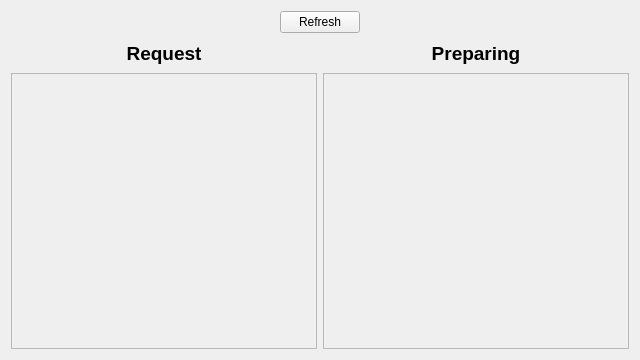
The window that frontend/chef_wid.ui (therealrahulsahu/se_project) describes before a commit, drawn with Qt 5.
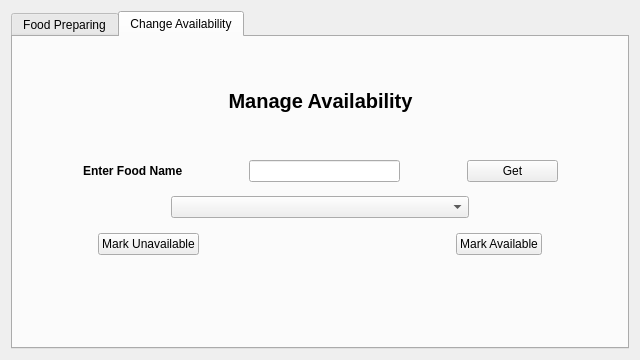
The same window after the commit. The open tabs and pages were chosen to show the change.

Commit message: chef and manager frontend update

```diff
--- a/frontend/chef_wid.ui
+++ b/frontend/chef_wid.ui
@@ -13,9 +13,19 @@
   <property name="windowTitle">
    <string>Form</string>
   </property>
-  <layout class="QVBoxLayout" name="verticalLayout" stretch="2,2,20">
+  <layout class="QVBoxLayout" name="verticalLayout" stretch="0">
    <item>
-    <layout class="QHBoxLayout" name="horizontalLayout_2" stretch="10,2,10">
+    <widget class="QTabWidget" name="tabWidget">
+     <property name="currentIndex">
+      <number>0</number>
+     </property>
+     <widget class="QWidget" name="tab">
+      <attribute name="title">
+       <string>Food Preparing</string>
+      </attribute>
+      <layout class="QVBoxLayout" name="verticalLayout_4" stretch="2,2,20">
+       <item>
+        <layout class="QHBoxLayout" name="horizontalLayout_2" stretch="20,2,2">
      <item>
       <spacer name="horizontalSpacer">
        <property name="orientation">
@@ -52,7 +62,7 @@
     </layout>
    </item>
    <item>
-    <layout class="QHBoxLayout" name="horizontalLayout_3" stretch="1,1">
+        <layout class="QHBoxLayout" name="horizontalLayout_3" stretch="0,1">
      <item>
       <widget class="QLabel" name="label">
        <property name="font">
@@ -101,8 +111,8 @@
          <rect>
           <x>0</x>
           <y>0</y>
-          <width>309</width>
-          <height>279</height>
+              <width>300</width>
+              <height>250</height>
          </rect>
         </property>
         <layout class="QVBoxLayout" name="verticalLayout_2"/>
@@ -110,17 +120,17 @@
       </widget>
      </item>
      <item>
-      <widget class="QScrollArea" name="scroll_preparing">
+          <widget class="QScrollArea" name="scroll_1">
        <property name="widgetResizable">
         <bool>true</bool>
        </property>
-       <widget class="QWidget" name="scrollAreaWidgetContents">
+           <widget class="QWidget" name="scroll_preparing">
         <property name="geometry">
          <rect>
           <x>0</x>
           <y>0</y>
-          <width>309</width>
-          <height>279</height>
+              <width>300</width>
+              <height>250</height>
          </rect>
         </property>
         <layout class="QVBoxLayout" name="verticalLayout_3"/>
@@ -128,6 +138,298 @@
       </widget>
      </item>
     </layout>
+       </item>
+      </layout>
+     </widget>
+     <widget class="QWidget" name="tab_2">
+      <attribute name="title">
+       <string>Change Availability</string>
+      </attribute>
+      <layout class="QVBoxLayout" name="verticalLayout_5" stretch="5,3,5,3,1,3,1,3,10">
+       <item>
+        <spacer name="verticalSpacer">
+         <property name="orientation">
+          <enum>Qt::Vertical</enum>
+         </property>
+         <property name="sizeHint" stdset="0">
+          <size>
+           <width>20</width>
+           <height>40</height>
+          </size>
+         </property>
+        </spacer>
+       </item>
+       <item>
+        <layout class="QHBoxLayout" name="horizontalLayout_6">
+         <item>
+          <spacer name="horizontalSpacer_5">
+           <property name="orientation">
+            <enum>Qt::Horizontal</enum>
+           </property>
+           <property name="sizeHint" stdset="0">
+            <size>
+             <width>40</width>
+             <height>20</height>
+            </size>
+           </property>
+          </spacer>
+         </item>
+         <item>
+          <widget class="QLabel" name="label_4">
+           <property name="font">
+            <font>
+             <pointsize>15</pointsize>
+             <weight>75</weight>
+             <bold>true</bold>
+            </font>
+           </property>
+           <property name="text">
+            <string>Manage Availability</string>
+           </property>
+           <property name="alignment">
+            <set>Qt::AlignCenter</set>
+           </property>
+          </widget>
+         </item>
+         <item>
+          <spacer name="horizontalSpacer_4">
+           <property name="orientation">
+            <enum>Qt::Horizontal</enum>
+           </property>
+           <property name="sizeHint" stdset="0">
+            <size>
+             <width>40</width>
+             <height>20</height>
+            </size>
+           </property>
+          </spacer>
+         </item>
+        </layout>
+       </item>
+       <item>
+        <spacer name="verticalSpacer_2">
+         <property name="orientation">
+          <enum>Qt::Vertical</enum>
+         </property>
+         <property name="sizeHint" stdset="0">
+          <size>
+           <width>20</width>
+           <height>40</height>
+          </size>
+         </property>
+        </spacer>
+       </item>
+       <item>
+        <layout class="QHBoxLayout" name="horizontalLayout_4" stretch="2,3,2,5,2,3,2">
+         <item>
+          <spacer name="horizontalSpacer_6">
+           <property name="orientation">
+            <enum>Qt::Horizontal</enum>
+           </property>
+           <property name="sizeHint" stdset="0">
+            <size>
+             <width>40</width>
+             <height>20</height>
+            </size>
+           </property>
+          </spacer>
+         </item>
+         <item>
+          <widget class="QLabel" name="label_3">
+           <property name="font">
+            <font>
+             <weight>75</weight>
+             <bold>true</bold>
+            </font>
+           </property>
+           <property name="text">
+            <string>Enter Food Name</string>
+           </property>
+          </widget>
+         </item>
+         <item>
+          <spacer name="horizontalSpacer_7">
+           <property name="orientation">
+            <enum>Qt::Horizontal</enum>
+           </property>
+           <property name="sizeHint" stdset="0">
+            <size>
+             <width>40</width>
+             <height>20</height>
+            </size>
+           </property>
+          </spacer>
+         </item>
+         <item>
+          <widget class="QLineEdit" name="le_food_name"/>
+         </item>
+         <item>
+          <spacer name="horizontalSpacer_8">
+           <property name="orientation">
+            <enum>Qt::Horizontal</enum>
+           </property>
+           <property name="sizeHint" stdset="0">
+            <size>
+             <width>40</width>
+             <height>20</height>
+            </size>
+           </property>
+          </spacer>
+         </item>
+         <item>
+          <widget class="QPushButton" name="bt_get_food">
+           <property name="text">
+            <string>Get</string>
+           </property>
+          </widget>
+         </item>
+         <item>
+          <spacer name="horizontalSpacer_9">
+           <property name="orientation">
+            <enum>Qt::Horizontal</enum>
+           </property>
+           <property name="sizeHint" stdset="0">
+            <size>
+             <width>40</width>
+             <height>20</height>
+            </size>
+           </property>
+          </spacer>
+         </item>
+        </layout>
+       </item>
+       <item>
+        <spacer name="verticalSpacer_5">
+         <property name="orientation">
+          <enum>Qt::Vertical</enum>
+         </property>
+         <property name="sizeHint" stdset="0">
+          <size>
+           <width>20</width>
+           <height>40</height>
+          </size>
+         </property>
+        </spacer>
+       </item>
+       <item>
+        <layout class="QHBoxLayout" name="horizontalLayout_5" stretch="5,10,5">
+         <item>
+          <spacer name="horizontalSpacer_11">
+           <property name="orientation">
+            <enum>Qt::Horizontal</enum>
+           </property>
+           <property name="sizeHint" stdset="0">
+            <size>
+             <width>40</width>
+             <height>20</height>
+            </size>
+           </property>
+          </spacer>
+         </item>
+         <item>
+          <widget class="QComboBox" name="cb_get_food"/>
+         </item>
+         <item>
+          <spacer name="horizontalSpacer_10">
+           <property name="orientation">
+            <enum>Qt::Horizontal</enum>
+           </property>
+           <property name="sizeHint" stdset="0">
+            <size>
+             <width>40</width>
+             <height>20</height>
+            </size>
+           </property>
+          </spacer>
+         </item>
+        </layout>
+       </item>
+       <item>
+        <spacer name="verticalSpacer_3">
+         <property name="orientation">
+          <enum>Qt::Vertical</enum>
+         </property>
+         <property name="sizeHint" stdset="0">
+          <size>
+           <width>20</width>
+           <height>40</height>
+          </size>
+         </property>
+        </spacer>
+       </item>
+       <item>
+        <layout class="QHBoxLayout" name="horizontalLayout_7" stretch="3,3,10,3,3">
+         <item>
+          <spacer name="horizontalSpacer_12">
+           <property name="orientation">
+            <enum>Qt::Horizontal</enum>
+           </property>
+           <property name="sizeHint" stdset="0">
+            <size>
+             <width>40</width>
+             <height>20</height>
+            </size>
+           </property>
+          </spacer>
+         </item>
+         <item>
+          <widget class="QPushButton" name="bt_mark_unava">
+           <property name="text">
+            <string>Mark Unavailable</string>
+           </property>
+          </widget>
+         </item>
+         <item>
+          <spacer name="horizontalSpacer_13">
+           <property name="orientation">
+            <enum>Qt::Horizontal</enum>
+           </property>
+           <property name="sizeHint" stdset="0">
+            <size>
+             <width>40</width>
+             <height>20</height>
+            </size>
+           </property>
+          </spacer>
+         </item>
+         <item>
+          <widget class="QPushButton" name="bt_mark_ava">
+           <property name="text">
+            <string>Mark Available</string>
+           </property>
+          </widget>
+         </item>
+         <item>
+          <spacer name="horizontalSpacer_14">
+           <property name="orientation">
+            <enum>Qt::Horizontal</enum>
+           </property>
+           <property name="sizeHint" stdset="0">
+            <size>
+             <width>40</width>
+             <height>20</height>
+            </size>
+           </property>
+          </spacer>
+         </item>
+        </layout>
+       </item>
+       <item>
+        <spacer name="verticalSpacer_4">
+         <property name="orientation">
+          <enum>Qt::Vertical</enum>
+         </property>
+         <property name="sizeHint" stdset="0">
+          <size>
+           <width>20</width>
+           <height>40</height>
+          </size>
+         </property>
+        </spacer>
+       </item>
+      </layout>
+     </widget>
+    </widget>
    </item>
   </layout>
  </widget>
```
Lines whose indentation alone changed are shown as unchanged. The commit also changes 3 other files.
